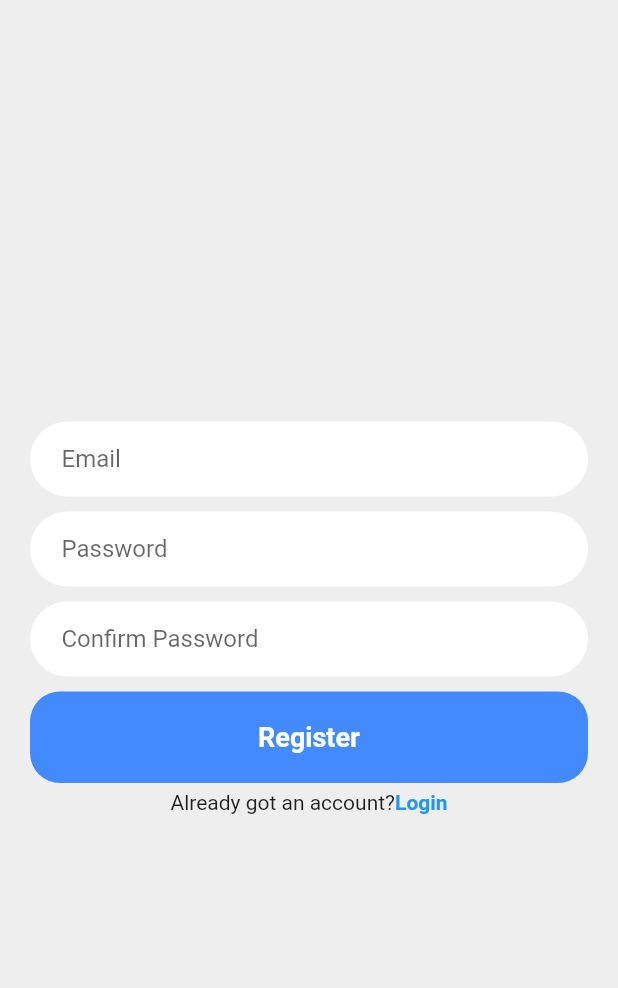
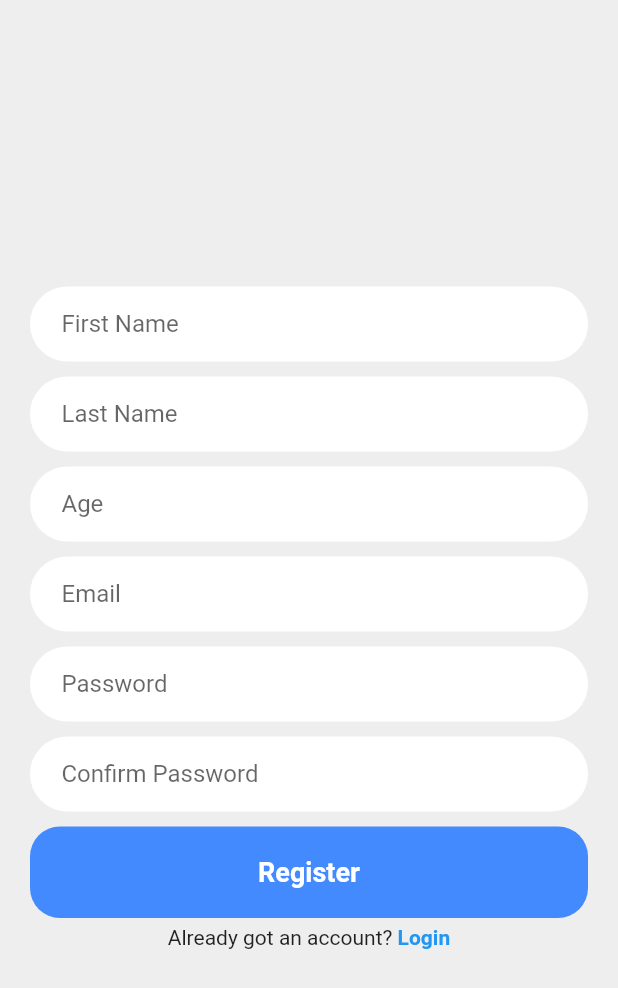
Before and after one commit to Cereal1337/Productivity-App, a Flutter app: the screen it shows after launch, after a tap on "Register now", on a phone screen of 412 x 824 dp. Shown: the top 988 px of the screen. Run offline on Flutter 3.47's test engine with Material 2 defaults, Android fonts, the phone set to English and light mode, and no system bars; our stand-ins replace cloud_firestore, firebase_auth, firebase_core; missing offline and left inert: firebase_core_platform_interface; accounts and stored records are empty; network calls fail.

Commit message:
more info from registration

```diff
--- a/lib/screens/main_page.dart
+++ b/lib/screens/main_page.dart
@@ -14,9 +14,9 @@ class MainPage extends StatelessWidget {
         stream: FirebaseAuth.instance.authStateChanges(),
         builder: (context, snapshot) {
           if (snapshot.hasData) {
-            return HomePage();
+            return HomePage(); // HomePage
           } else {
-            return AuthPage();
+            return AuthPage(); // Auth Page
           }
         },
       ),
--- a/lib/screens/register.dart
+++ b/lib/screens/register.dart
@@ -1,3 +1,4 @@
+import 'package:cloud_firestore/cloud_firestore.dart';
 import 'package:flutter/services.dart';
 import 'package:flutter/src/widgets/container.dart';
 import 'package:flutter/src/widgets/framework.dart';
@@ -16,6 +17,9 @@ class RegisterPage extends StatefulWidget {
 }
 
 class _RegisterPageState extends State<RegisterPage> {
+  final _firstNameController = TextEditingController();
+  final _lastNameController = TextEditingController();
+  final _ageController = TextEditingController();
   final _emailController = TextEditingController();
   final _passwordController = TextEditingController();
   final _confirmPasswordController = TextEditingController();
@@ -40,6 +44,18 @@ class _RegisterPageState extends State<RegisterPage> {
     } catch (e) {
       alert("Email is already used or is invalid");
     }
+
+    addUserDetails(_firstNameController.text.trim(),
+        _lastNameController.text.trim(), int.parse(_ageController.text.trim()), _emailController.text.trim());
+  }
+
+  Future addUserDetails(String firstName, String lastName, int age, String email) async {
+    await FirebaseFirestore.instance.collection('users').add({
+      'age': age,
+      'firstName': firstName,
+      'lastName': lastName,
+      'email': email,
+    });
   }
 
   void alert(String msg) {
@@ -56,6 +72,10 @@ class _RegisterPageState extends State<RegisterPage> {
   void dispose() {
     _emailController.dispose();
     _passwordController.dispose();
+    _confirmPasswordController.dispose();
+    _lastNameController.dispose();
+    _firstNameController.dispose();
+    _ageController.dispose();
     super.dispose();
   }
 
@@ -67,6 +87,86 @@ class _RegisterPageState extends State<RegisterPage> {
           child: Center(
             child: SingleChildScrollView(
               child: Column(children: [
+                // First Name Box
+                Padding(
+                  padding: const EdgeInsets.symmetric(
+                    horizontal: 20,
+                  ),
+                  child: Container(
+                    decoration: BoxDecoration(
+                        color: Colors.white,
+                        border: Border.all(color: Colors.white),
+                        borderRadius: BorderRadius.circular(29)),
+                    child: Padding(
+                      padding: const EdgeInsets.only(left: 20),
+                      child: TextField(
+                        controller: _firstNameController,
+                        decoration: InputDecoration(
+                            border: InputBorder.none, hintText: "First Name"),
+                      ),
+                    ),
+                  ),
+                ),
+
+                SizedBox(
+                  height: 10,
+                ),
+                // Last Name Box
+                Padding(
+                  padding: const EdgeInsets.symmetric(
+                    horizontal: 20,
+                  ),
+                  child: Container(
+                    decoration: BoxDecoration(
+                        color: Colors.white,
+                        border: Border.all(color: Colors.white),
+                        borderRadius: BorderRadius.circular(29)),
+                    child: Padding(
+                      padding: const EdgeInsets.only(left: 20),
+                      child: TextField(
+                        controller: _lastNameController,
+                        decoration: InputDecoration(
+                            border: InputBorder.none, hintText: "Last Name"),
+                      ),
+                    ),
+                  ),
+                ),
+
+                SizedBox(
+                  height: 10,
+                ),
+
+                // Age Input
+
+                Padding(
+                  padding: const EdgeInsets.symmetric(
+                    horizontal: 20,
+                  ),
+                  child: Container(
+                    decoration: BoxDecoration(
+                        color: Colors.white,
+                        border: Border.all(color: Colors.white),
+                        borderRadius: BorderRadius.circular(29)),
+                    child: Padding(
+                      padding: const EdgeInsets.only(left: 20),
+                      child: TextField(
+                        controller: _ageController,
+                        keyboardType: TextInputType.number,
+                        inputFormatters: <TextInputFormatter>[
+                          FilteringTextInputFormatter.digitsOnly,
+                          LengthLimitingTextInputFormatter(3)
+                        ],
+                        decoration: InputDecoration(
+                            border: InputBorder.none, hintText: "Age"),
+                      ),
+                    ),
+                  ),
+                ),
+
+                SizedBox(
+                  height: 10,
+                ),
+
                 // Email Box
 
                 Padding(
@@ -177,7 +277,7 @@ class _RegisterPageState extends State<RegisterPage> {
                 Row(
                   mainAxisAlignment: MainAxisAlignment.center,
                   children: [
-                    Text('Already got an account?'),
+                    Text('Already got an account? '),
                     GestureDetector(
                       onTap: widget.showLoginPage,
                       child: Text(
--- a/pubspec.yaml
+++ b/pubspec.yaml
@@ -37,6 +37,7 @@ dependencies:
   # Use with the CupertinoIcons class for iOS style icons.
   cupertino_icons: ^1.0.2
   firebase_auth: ^3.3.14
+  cloud_firestore: ^3.1.13
   firebase_core_platform_interface: 4.5.1
 
 dev_dependencies:
```
Also changed, not shown: pubspec.lock, 1 other file.
